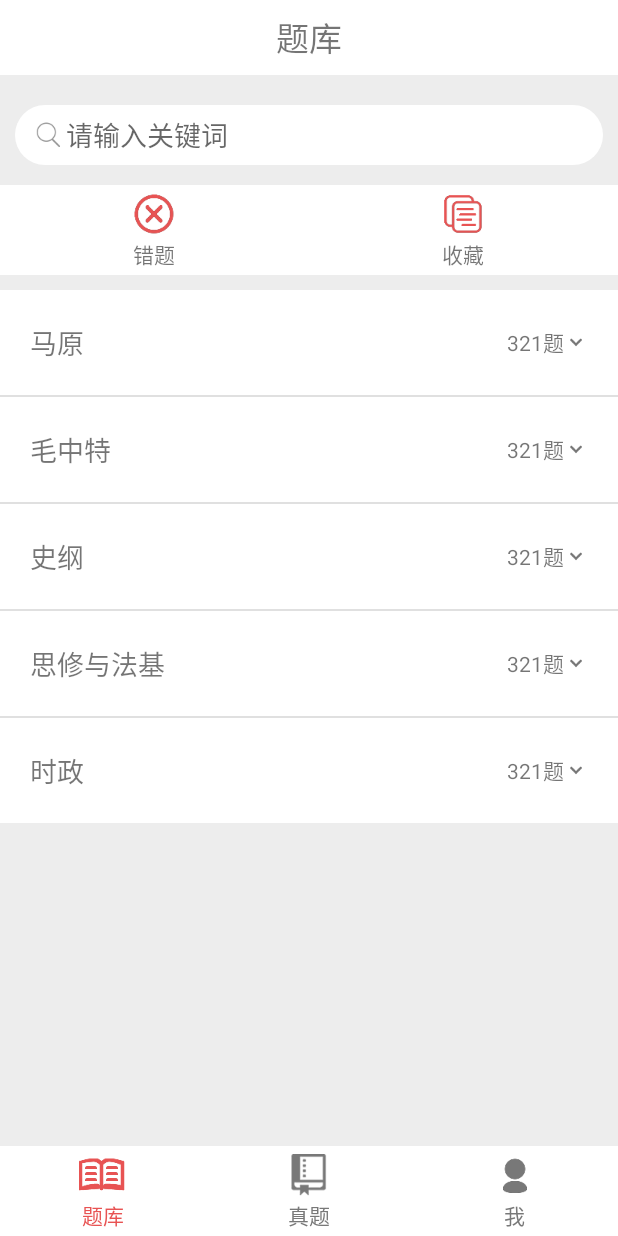
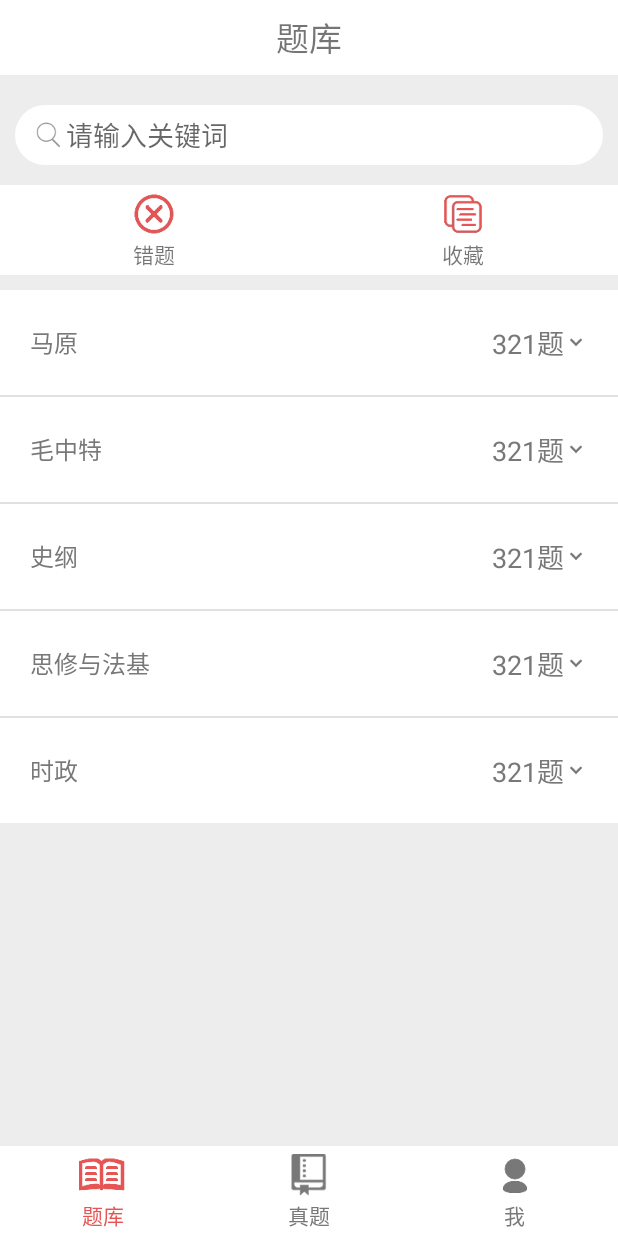
Before and after one commit to malijie/PoliticsProject, an Android app: the screen it shows after launch (HomePageActivity), on a phone screen of 412 x 824 dp. Run offline under Robolectric (Android 15) with nearby library versions, the light colour scheme and no system bars.

Commit message:
update ui

```diff
--- a/PoliticsExam/src/main/java/com/politics/exam/fragment/QuestionsFragment.java
+++ b/PoliticsExam/src/main/java/com/politics/exam/fragment/QuestionsFragment.java
@@ -30,8 +30,7 @@ public class QuestionsFragment extends Fragment {
 
     private void initViews(View messageLayout) {
         mExpandListView = (ExpandableListView) messageLayout.findViewById(R.id.expand_list_view);
-        MyExpandableListAdapter adapter = new MyExpandableListAdapter(getActivity());
-        mExpandListView.setAdapter(adapter);
+        mExpandListView.setAdapter(new MyExpandableListAdapter());
         mExpandListView.setGroupIndicator(null);
     }
 
--- a/PoliticsExam/src/main/java/com/politics/exam/util/Utils.java
+++ b/PoliticsExam/src/main/java/com/politics/exam/util/Utils.java
@@ -2,9 +2,12 @@ package com.politics.exam.util;
 
 import android.graphics.drawable.Drawable;
 import android.os.Build;
+import android.view.LayoutInflater;
+import android.view.View;
 
-import com.politics.exam.PoliticsApplication;
 import com.politics.exam.R;
+
+import static com.politics.exam.PoliticsApplication.sContext;
 
 /**
  * Created by malijie on 2017/5/25.
@@ -13,16 +16,20 @@ import com.politics.exam.R;
 public class Utils {
 
     public static int getColor(int resId){
-        return PoliticsApplication.sContext.getResources().getColor(resId);
+        return sContext.getResources().getColor(resId);
     }
 
     public static Drawable getDrawable(int resId){
         if (Build.VERSION.SDK_INT >= Build.VERSION_CODES.LOLLIPOP) {
-            return PoliticsApplication.sContext.getDrawable(resId);
+            return sContext.getDrawable(resId);
         }else{
-            return PoliticsApplication.sContext.getResources().getDrawable(resId);
+            return sContext.getResources().getDrawable(resId);
 
         }
     }
 
+    public static View getView(int resId){
+        return LayoutInflater.from(sContext).inflate(resId,null);
+    }
+
 }
--- a/PoliticsExam/src/main/java/com/politics/exam/widget/MyExpandableListAdapter.java
+++ b/PoliticsExam/src/main/java/com/politics/exam/widget/MyExpandableListAdapter.java
@@ -1,6 +1,7 @@
 package com.politics.exam.widget;
 
 import android.app.Activity;
+import android.content.Context;
 import android.database.DataSetObserver;
 import android.graphics.drawable.Drawable;
 import android.view.LayoutInflater;
@@ -19,16 +20,12 @@ import com.politics.exam.util.Utils;
  */
 
 public class MyExpandableListAdapter implements ExpandableListAdapter {
-    private Activity mActivity = null;
     private View mGroupView = null;
     private View mChildView = null;
     private TextView mTextQuestionNum = null;
     private TextView mTextSubject = null;
     private TextView mTextCharacter = null;
 
-    public MyExpandableListAdapter(Activity activity){
-        mActivity = activity;
-    }
 
     private String[] mSubjects = new String[]{
             "马原", "毛中特", "史纲", "思修与法基","时政"
@@ -106,7 +103,7 @@ public class MyExpandableListAdapter implements ExpandableListAdapter {
 
     @Override
     public View getGroupView(int groupPosition, boolean isExpanded, View convertView, ViewGroup parent) {
-        mGroupView = LayoutInflater.from(mActivity).inflate(R.layout.expand_group_view,null);
+        mGroupView = Utils.getView(R.layout.expand_group_view);
         mTextQuestionNum = (TextView) mGroupView.findViewById(R.id.id_expand_group_text_question_num);
         mTextSubject = (TextView) mGroupView.findViewById(R.id.id_expand_group_text_title);
         mTextQuestionNum.setText("321题");
@@ -116,7 +113,7 @@ public class MyExpandableListAdapter implements ExpandableListAdapter {
 
     @Override
     public View getChildView(int groupPosition, int childPosition, boolean isLastChild, View convertView, ViewGroup parent) {
-        mChildView = LayoutInflater.from(mActivity).inflate(R.layout.expand_item_view,null);
+        mChildView = Utils.getView(R.layout.expand_item_view);
         mTextCharacter = (TextView) mChildView.findViewById(R.id.id_expand_item_text_title);
         mTextCharacter.setText(mCharacter[groupPosition][childPosition]);
         return mChildView;
--- a/PoliticsExam/src/main/res/layout/expand_group_view.xml
+++ b/PoliticsExam/src/main/res/layout/expand_group_view.xml
@@ -2,6 +2,7 @@
 <RelativeLayout xmlns:android="http://schemas.android.com/apk/res/android"
     android:layout_width="match_parent"
     android:layout_height="match_parent"
+    xmlns:tools="http://schemas.android.com/tools"
     android:orientation="vertical">
     <RelativeLayout
         android:layout_width="match_parent"
@@ -11,9 +12,10 @@
                 android:id="@+id/id_expand_group_text_title"
                 android:layout_width="wrap_content"
                 android:layout_height="wrap_content"
-                android:layout_centerVertical="true"
-                android:textSize="@dimen/font_size_18"
-                android:layout_marginLeft="20dp"/>
+                tools:text="第一章 马克思主义是关于误差阶级"
+                android:textSize="@dimen/font_size_16"
+                style="@style/ExpandListTextStyle"
+                />
             <TextView
                 android:id="@+id/id_expand_group_text_question_num"
                 android:layout_width="wrap_content"
@@ -21,6 +23,9 @@
                 android:drawableRight="@mipmap/arrow_down"
                 android:layout_alignParentRight="true"
                 android:layout_centerVertical="true"
-                android:layout_marginRight="20dp"/>
+                android:layout_marginRight="20dp"
+                android:textSize="@dimen/font_size_18"
+                android:textColor="@color/font_black"
+                />
         </RelativeLayout>
 </RelativeLayout>
--- a/PoliticsExam/src/main/res/values/colors.xml
+++ b/PoliticsExam/src/main/res/values/colors.xml
@@ -7,5 +7,5 @@
     <color name="app_red">#E85353</color>
     <color name="app_grey">#787878</color>
     <color name="background_white">#FFFFFF</color>
-
+    <color name="font_black">#787878</color>
 </resources>
--- a/PoliticsExam/src/main/res/values/styles.xml
+++ b/PoliticsExam/src/main/res/values/styles.xml
@@ -8,4 +8,12 @@
         <item name="colorAccent">@color/colorAccent</item>
     </style>
 
+    <style name="ExpandListTextStyle">
+        <item name="android:textColor">@color/font_black</item>
+        <item name="android:maxEms">14</item>
+        <item name="android:singleLine">true</item>
+        <item name="android:ellipsize">end</item>
+        <item name="android:layout_marginLeft">20dp</item>
+        <item name="android:layout_centerVertical">true</item>
+    </style>
 </resources>
```
Also changed, not shown: PoliticsExam/src/main/res/layout/expand_item_view.xml (+5 -7 lines).
